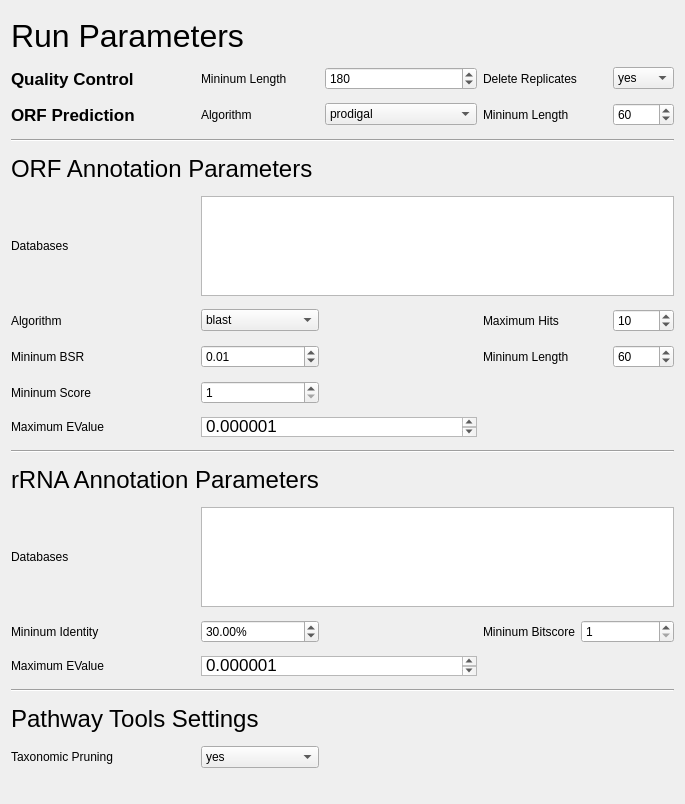
Old version of the form SettingsTab.ui in the repository hallamlab/MetaPathwaysGUI.
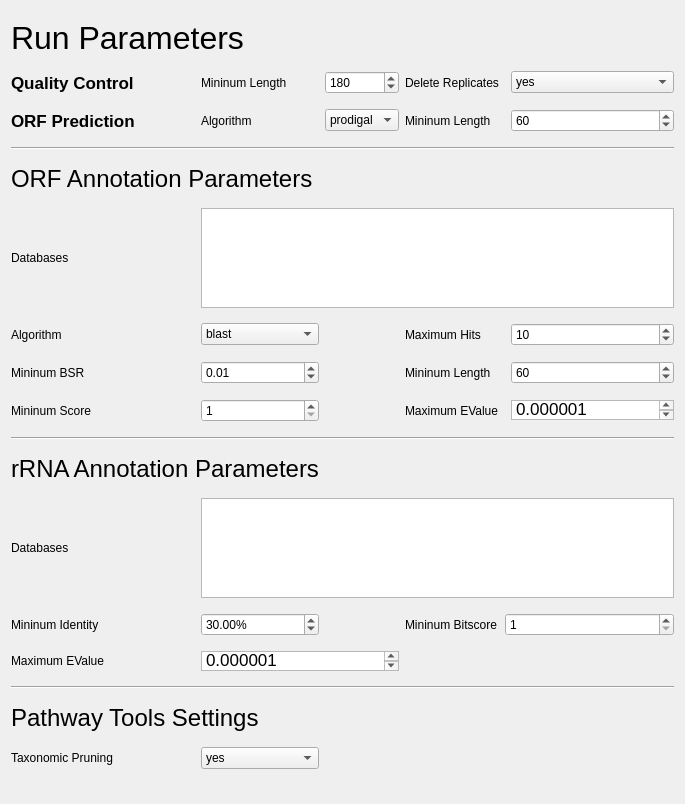
New version of the form.

```diff
--- a/SettingsTab.ui
+++ b/SettingsTab.ui
@@ -78,8 +78,8 @@
       <string>&lt;!DOCTYPE HTML PUBLIC &quot;-//W3C//DTD HTML 4.0//EN&quot; &quot;http://www.w3.org/TR/REC-html40/strict.dtd&quot;&gt;
 &lt;html&gt;&lt;head&gt;&lt;meta name=&quot;qrichtext&quot; content=&quot;1&quot; /&gt;&lt;style type=&quot;text/css&quot;&gt;
 p, li { white-space: pre-wrap; }
-&lt;/style&gt;&lt;/head&gt;&lt;body style=&quot; font-family:'.Lucida Grande UI'; font-size:13pt; font-weight:400; font-style:normal;&quot;&gt;
-&lt;p style=&quot; margin-top:0px; margin-bottom:0px; margin-left:0px; margin-right:0px; -qt-block-indent:0; text-indent:0px;&quot;&gt;&lt;span style=&quot; font-family:'Lucida Grande';&quot;&gt;0.000001&lt;/span&gt;&lt;/p&gt;&lt;/body&gt;&lt;/html&gt;</string>
+&lt;/style&gt;&lt;/head&gt;&lt;body style=&quot; font-family:'Lucida Grande'; font-size:13pt; font-weight:400; font-style:normal;&quot;&gt;
+&lt;p style=&quot; margin-top:0px; margin-bottom:0px; margin-left:0px; margin-right:0px; -qt-block-indent:0; text-indent:0px;&quot;&gt;0.000001&lt;/p&gt;&lt;/body&gt;&lt;/html&gt;</string>
      </property>
     </widget>
    </item>
@@ -187,36 +187,6 @@
      </property>
     </widget>
    </item>
-   <item row="9" column="1" colspan="2">
-    <widget class="QTextEdit" name="annotationMAX_EVALUE">
-     <property name="minimumSize">
-      <size>
-       <width>139</width>
-       <height>0</height>
-      </size>
-     </property>
-     <property name="maximumSize">
-      <size>
-       <width>16777215</width>
-       <height>20</height>
-      </size>
-     </property>
-     <property name="html">
-      <string>&lt;!DOCTYPE HTML PUBLIC &quot;-//W3C//DTD HTML 4.0//EN&quot; &quot;http://www.w3.org/TR/REC-html40/strict.dtd&quot;&gt;
-&lt;html&gt;&lt;head&gt;&lt;meta name=&quot;qrichtext&quot; content=&quot;1&quot; /&gt;&lt;style type=&quot;text/css&quot;&gt;
-p, li { white-space: pre-wrap; }
-&lt;/style&gt;&lt;/head&gt;&lt;body style=&quot; font-family:'.Lucida Grande UI'; font-size:13pt; font-weight:400; font-style:normal;&quot;&gt;
-&lt;p style=&quot; margin-top:0px; margin-bottom:0px; margin-left:0px; margin-right:0px; -qt-block-indent:0; text-indent:0px;&quot;&gt;&lt;span style=&quot; font-family:'Lucida Grande';&quot;&gt;0.000001&lt;/span&gt;&lt;/p&gt;&lt;/body&gt;&lt;/html&gt;</string>
-     </property>
-    </widget>
-   </item>
-   <item row="9" column="0">
-    <widget class="QLabel" name="label_11">
-     <property name="text">
-      <string>Maximum EValue</string>
-     </property>
-    </widget>
-   </item>
    <item row="8" column="1">
     <widget class="QSpinBox" name="annotationMIN_SCORE">
      <property name="minimum">
@@ -522,6 +492,36 @@
      </property>
     </widget>
    </item>
+   <item row="8" column="3">
+    <widget class="QLabel" name="label_11">
+     <property name="text">
+      <string>Maximum EValue</string>
+     </property>
+    </widget>
+   </item>
+   <item row="8" column="5">
+    <widget class="QTextEdit" name="annotationMAX_EVALUE">
+     <property name="minimumSize">
+      <size>
+       <width>139</width>
+       <height>0</height>
+      </size>
+     </property>
+     <property name="maximumSize">
+      <size>
+       <width>16777215</width>
+       <height>20</height>
+      </size>
+     </property>
+     <property name="html">
+      <string>&lt;!DOCTYPE HTML PUBLIC &quot;-//W3C//DTD HTML 4.0//EN&quot; &quot;http://www.w3.org/TR/REC-html40/strict.dtd&quot;&gt;
+&lt;html&gt;&lt;head&gt;&lt;meta name=&quot;qrichtext&quot; content=&quot;1&quot; /&gt;&lt;style type=&quot;text/css&quot;&gt;
+p, li { white-space: pre-wrap; }
+&lt;/style&gt;&lt;/head&gt;&lt;body style=&quot; font-family:'Lucida Grande'; font-size:13pt; font-weight:400; font-style:normal;&quot;&gt;
+&lt;p style=&quot; margin-top:0px; margin-bottom:0px; margin-left:0px; margin-right:0px; -qt-block-indent:0; text-indent:0px;&quot;&gt;0.000001&lt;/p&gt;&lt;/body&gt;&lt;/html&gt;</string>
+     </property>
+    </widget>
+   </item>
   </layout>
  </widget>
  <tabstops>
```
Left out of the diff: 1 changed line with no effect on the pictures.
